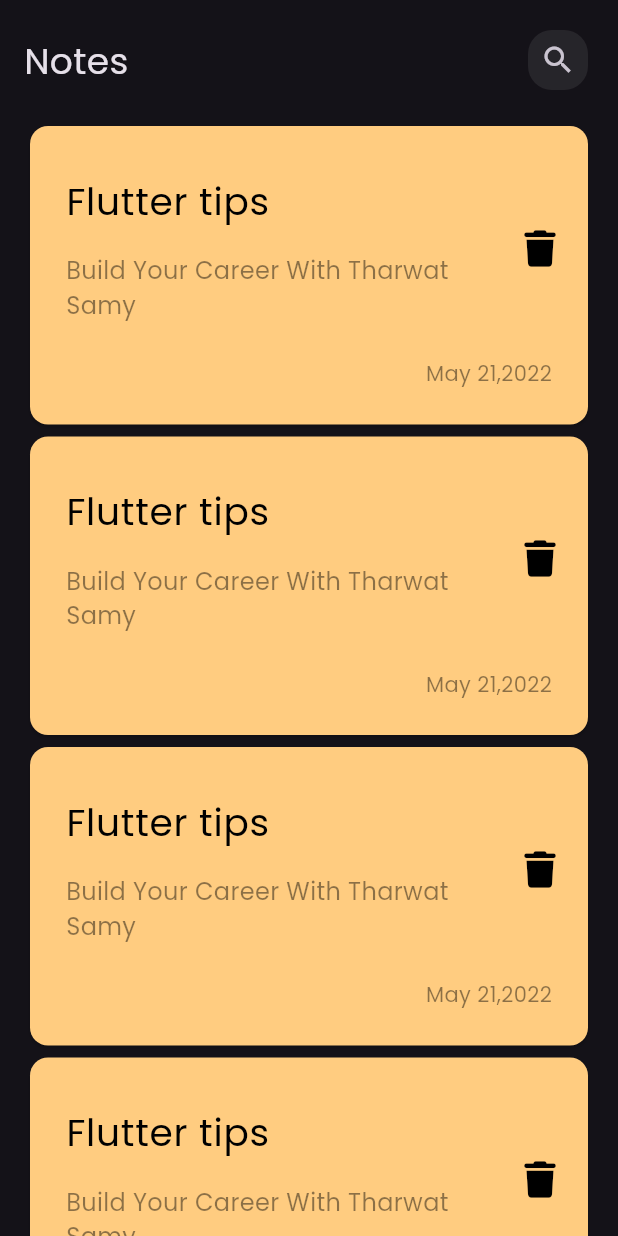
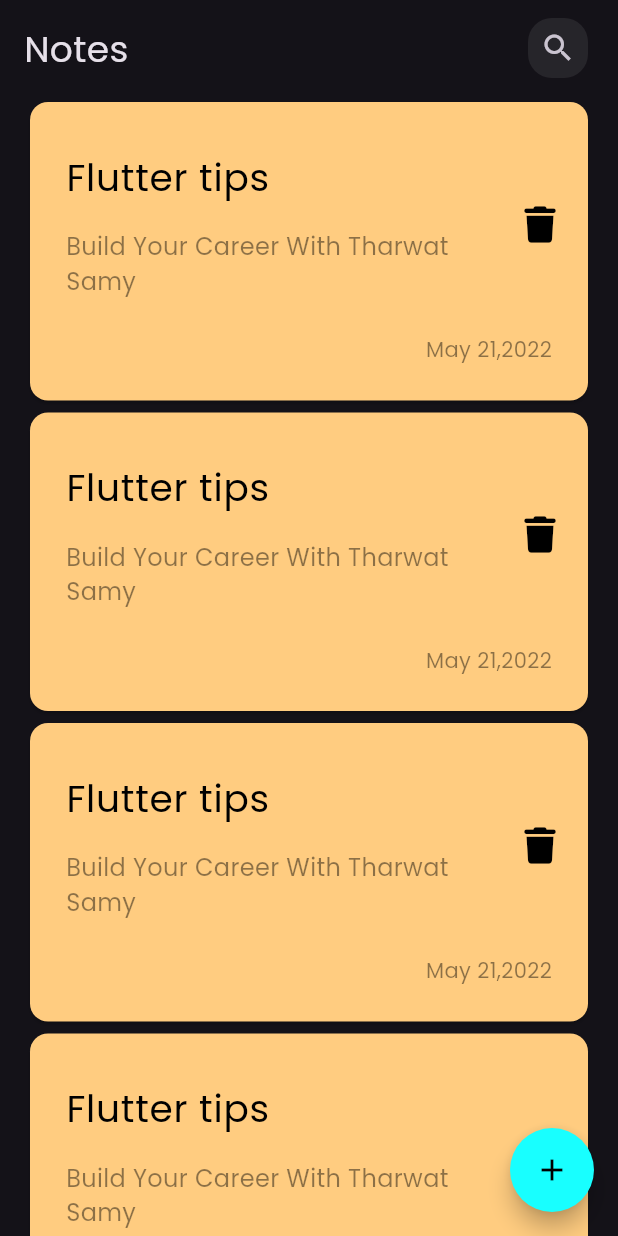
Before and after one commit to Lorenous/Notes-app, a Flutter app: the screen it shows after launch, on a phone screen of 412 x 824 dp. Run offline on Flutter 3.47's test engine with Material 3 defaults, Android fonts, the phone set to English and light mode, and no system bars; our stand-ins replace font_awesome_flutter.

Commit message:
create floating action button

```diff
--- a/lib/views/notes_view.dart
+++ b/lib/views/notes_view.dart
@@ -7,8 +7,15 @@ class NotesView extends StatelessWidget {
   static String routeName = 'notes-view';
   @override
   Widget build(BuildContext context) {
-    return const Scaffold(
-      body: NotesViewBody(),
+    return Scaffold(
+      floatingActionButton: FloatingActionButton(
+        backgroundColor: Colors.cyanAccent,
+        foregroundColor: Colors.black,
+        shape: const CircleBorder(),
+        onPressed: () {},
+        child: const Icon(Icons.add),
+      ),
+      body: const NotesViewBody(),
     );
   }
 }
--- a/lib/widgets/notes_view_widgets/note_item.dart
+++ b/lib/widgets/notes_view_widgets/note_item.dart
@@ -2,8 +2,7 @@ import 'package:flutter/material.dart';
 import 'package:font_awesome_flutter/font_awesome_flutter.dart';
 
 class NoteItem extends StatelessWidget {
-  NoteItem({super.key});
-  DateTime currentDate = DateTime.now();
+  const NoteItem({super.key});
   @override
   Widget build(BuildContext context) {
     return Card(
--- a/lib/widgets/notes_view_widgets/notes_list_view.dart
+++ b/lib/widgets/notes_view_widgets/notes_list_view.dart
@@ -10,7 +10,7 @@ class NotesListView extends StatelessWidget {
   Widget build(BuildContext context) {
     return ListView.builder(
       itemCount: 10,
-      itemBuilder: (context, index) => NoteItem(),
+      itemBuilder: (context, index) => const NoteItem(),
     );
   }
 }
--- a/lib/widgets/notes_view_widgets/notes_view_body.dart
+++ b/lib/widgets/notes_view_widgets/notes_view_body.dart
@@ -12,9 +12,9 @@ class NotesViewBody extends StatelessWidget {
         padding: EdgeInsets.symmetric(horizontal: 16),
         child: Column(
           children: [
-            SizedBox(height: 16),
+            SizedBox(height: 8),
             NotesViewAppBar(),
-            SizedBox(height: 16),
+            SizedBox(height: 8),
             Expanded(child: NotesListView())
           ],
         ),
```
